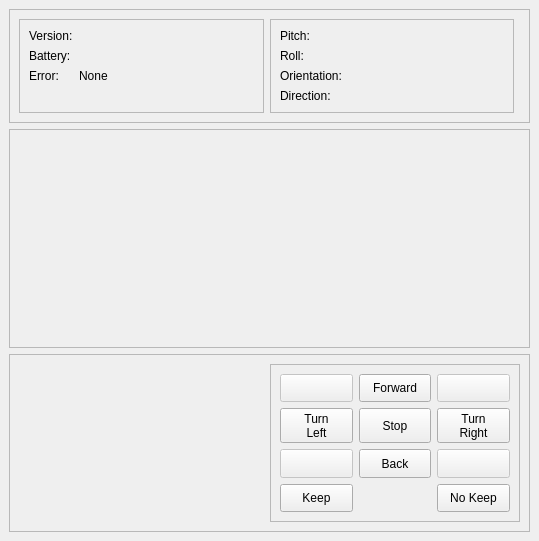
Old version of the form gui/robotarr-qt4/gui/mainwindow.ui in the repository n800sau/roborep.
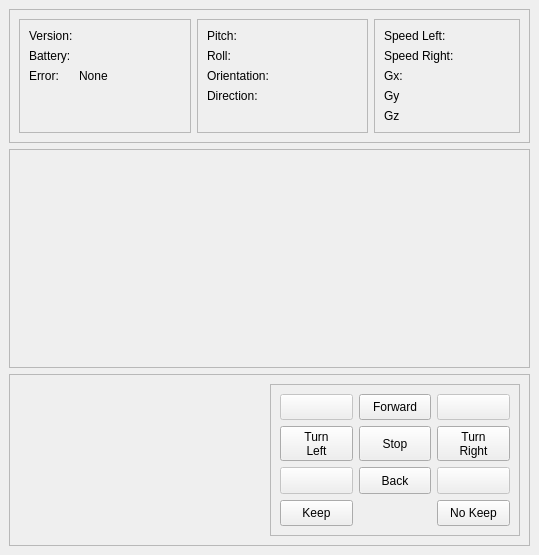
New version of the form. Custom widgets are drawn as their Qt base class.

Commit message: acceleration labels

```diff
--- a/gui/robotarr-qt4/gui/mainwindow.ui
+++ b/gui/robotarr-qt4/gui/mainwindow.ui
@@ -7,7 +7,7 @@
     <x>0</x>
     <y>0</y>
     <width>539</width>
-    <height>541</height>
+    <height>555</height>
    </rect>
   </property>
   <property name="windowTitle">
@@ -208,6 +208,84 @@
          <property name="frameShadow">
           <enum>QFrame::Raised</enum>
          </property>
+         <layout class="QFormLayout" name="formLayout_3">
+          <item row="0" column="0">
+           <widget class="QLabel" name="label_8">
+            <property name="text">
+             <string>Speed Left:</string>
+            </property>
+           </widget>
+          </item>
+          <item row="1" column="0">
+           <widget class="QLabel" name="label_9">
+            <property name="text">
+             <string>Speed Right:</string>
+            </property>
+           </widget>
+          </item>
+          <item row="2" column="0">
+           <widget class="QLabel" name="label_10">
+            <property name="text">
+             <string>Gx:</string>
+            </property>
+           </widget>
+          </item>
+          <item row="3" column="0">
+           <widget class="QLabel" name="label_11">
+            <property name="text">
+             <string>Gy</string>
+            </property>
+           </widget>
+          </item>
+          <item row="4" column="0">
+           <widget class="QLabel" name="label_12">
+            <property name="text">
+             <string>Gz</string>
+            </property>
+           </widget>
+          </item>
+          <item row="0" column="1">
+           <widget class="QLabel" name="L_SpeedLeft">
+            <property name="minimumSize">
+             <size>
+              <width>50</width>
+              <height>0</height>
+             </size>
+            </property>
+            <property name="text">
+             <string/>
+            </property>
+           </widget>
+          </item>
+          <item row="1" column="1">
+           <widget class="QLabel" name="L_SpeedRight">
+            <property name="text">
+             <string/>
+            </property>
+           </widget>
+          </item>
+          <item row="2" column="1">
+           <widget class="QLabel" name="L_Gx">
+            <property name="text">
+             <string/>
+            </property>
+           </widget>
+          </item>
+          <item row="3" column="1">
+           <widget class="QLabel" name="L_Gy">
+            <property name="text">
+             <string/>
+            </property>
+           </widget>
+          </item>
+          <item row="4" column="1">
+           <widget class="QLabel" name="L_Gz">
+            <property name="text">
+             <string/>
+            </property>
+           </widget>
+          </item>
+         </layout>
         </widget>
        </item>
       </layout>
```
The commit also changes 1 other file.
